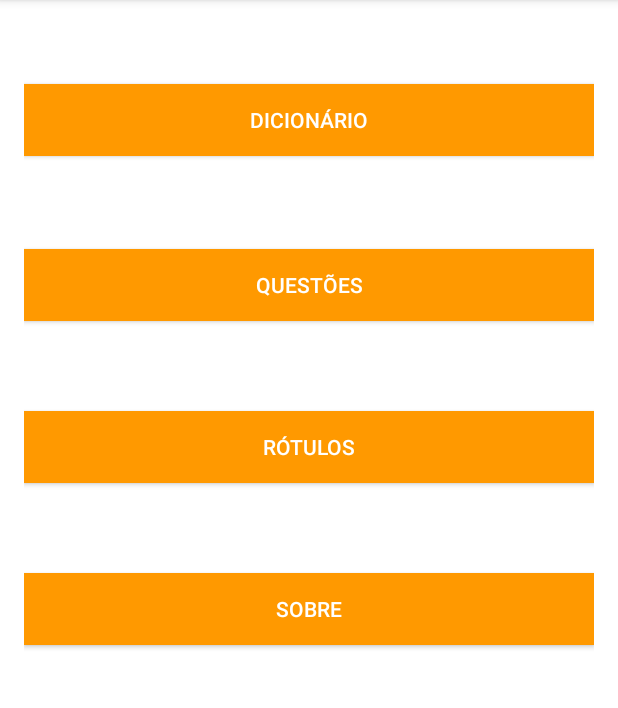
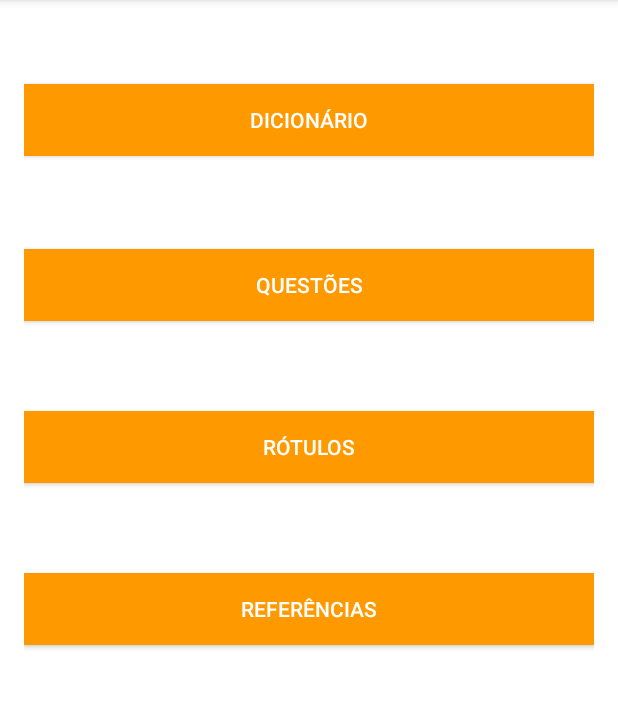
Before and after one commit to lucianoMarchezan/nutrientesBio, an Android app: the screen it shows after launch (MainActivityView), on a phone screen of 412 x 824 dp, the part 84-792 px from its top. Run offline under Robolectric (Android 15) with nearby library versions, the phone set to English and light mode, and no system bars.

Commit message:
Corrigindo erros e mudando menu principal

```diff
--- a/Desenvolvimento/NutrientesBio/app/src/main/res/layout/activity_main.xml
+++ b/Desenvolvimento/NutrientesBio/app/src/main/res/layout/activity_main.xml
@@ -55,7 +55,7 @@
     <Button
         android:layout_width="fill_parent"
         android:layout_height="wrap_content"
-        android:text="Sobre"
+        android:text="Referências"
         android:id="@+id/buttonSobre"
         android:layout_below="@+id/buttonRotulos"
         android:layout_alignParentRight="true"
--- a/Desenvolvimento/NutrientesBio/app/src/main/res/values/strings.xml
+++ b/Desenvolvimento/NutrientesBio/app/src/main/res/values/strings.xml
@@ -26,7 +26,7 @@ produto em questão apresenta de energia e nutrientes em relação a uma dieta 2
     <string name="info_nutri"> É a tabela nutricional. Sua leitura é importante porque a partir das informações nutricionais você pode fazer escolhas mais saudáveis
         para você e sua família.</string>
 
-    <string name="ref_descr"> Para a construção do dicionário foram usadas as seguintes refêrencias:</string>
+    <string name="ref_descr"> Para a construção do dicionário foram usadas as seguintes referências:</string>
 
     <string name="ref_luca"> LUCA, A. G.; SANTOS, S. A. Dialogando Ciência entre sabores, odores e aromas: contextualizando alimentos química e biologicamente.
         São Paulo: Editora Livraria da Física, 2010.</string>
```
Also changed, not shown: Desenvolvimento/NutrientesBio/app/src/main/java/com/nutrientesbio/DAO/CriaBanco.java (+1 -8 lines), 1 other file.
